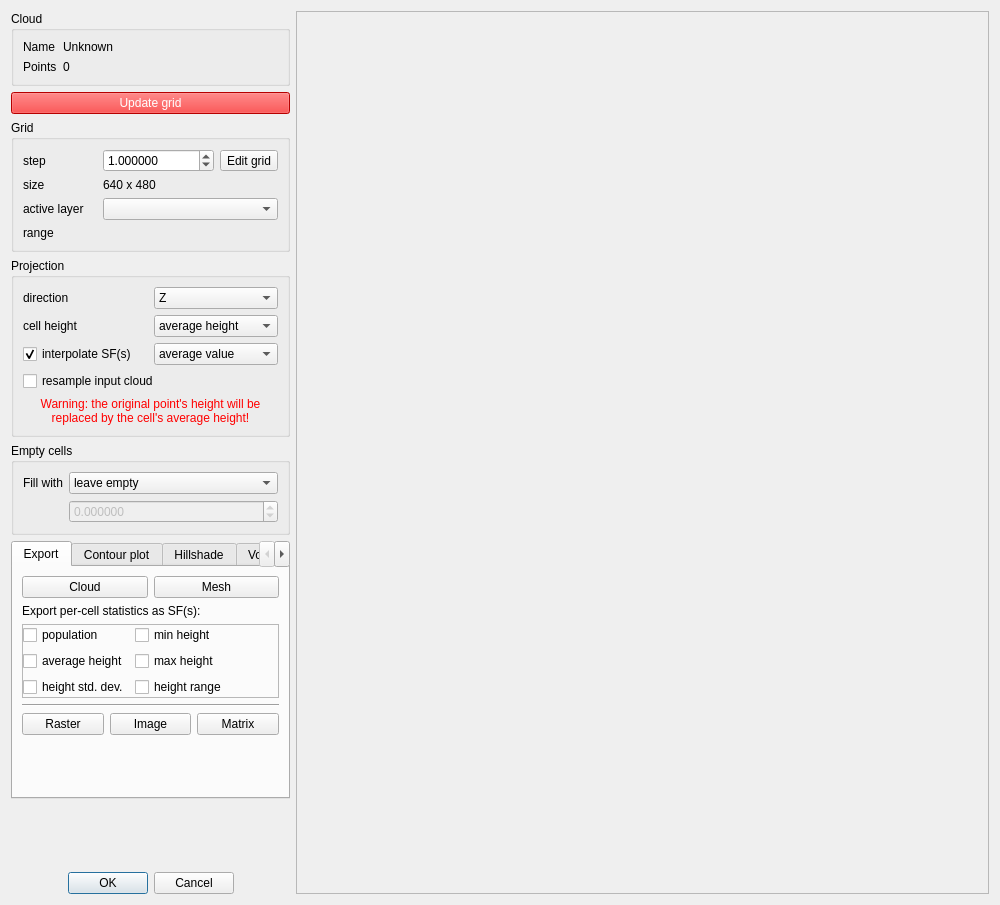
Above: qCC/ui_templates/rasterizeDlg.ui from CloudCompare/CloudCompare before the change. Below: the same form after it.
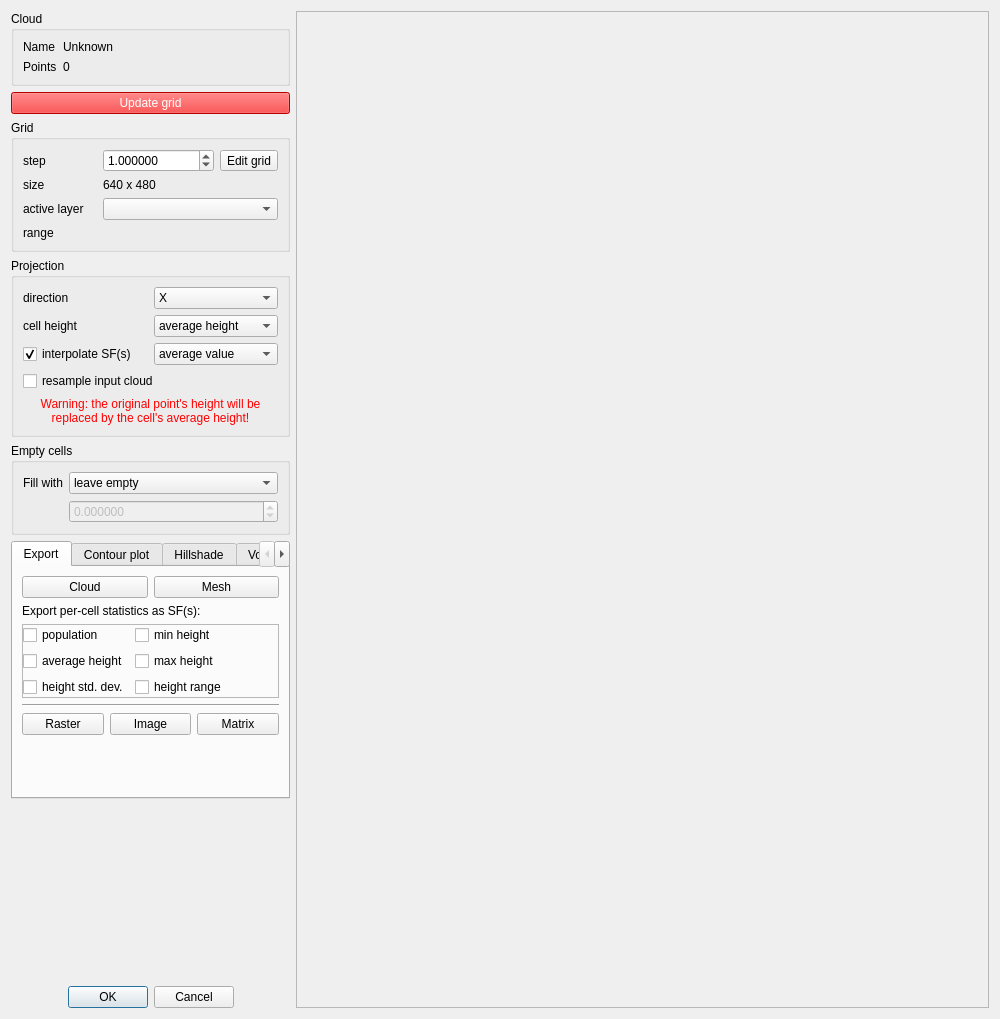
That is the form after the change.

```diff
--- a/qCC/ui_templates/rasterizeDlg.ui
+++ b/qCC/ui_templates/rasterizeDlg.ui
@@ -7,7 +7,7 @@
     <x>0</x>
     <y>0</y>
     <width>1000</width>
-    <height>905</height>
+    <height>1019</height>
    </rect>
   </property>
   <property name="windowTitle">
@@ -187,7 +187,7 @@
            <item>
             <widget class="QComboBox" name="dimensionComboBox">
              <property name="currentIndex">
-              <number>2</number>
+              <number>0</number>
              </property>
              <item>
               <property name="text">
```
Left out of the diff: 47 changed lines with no effect on the pictures.
